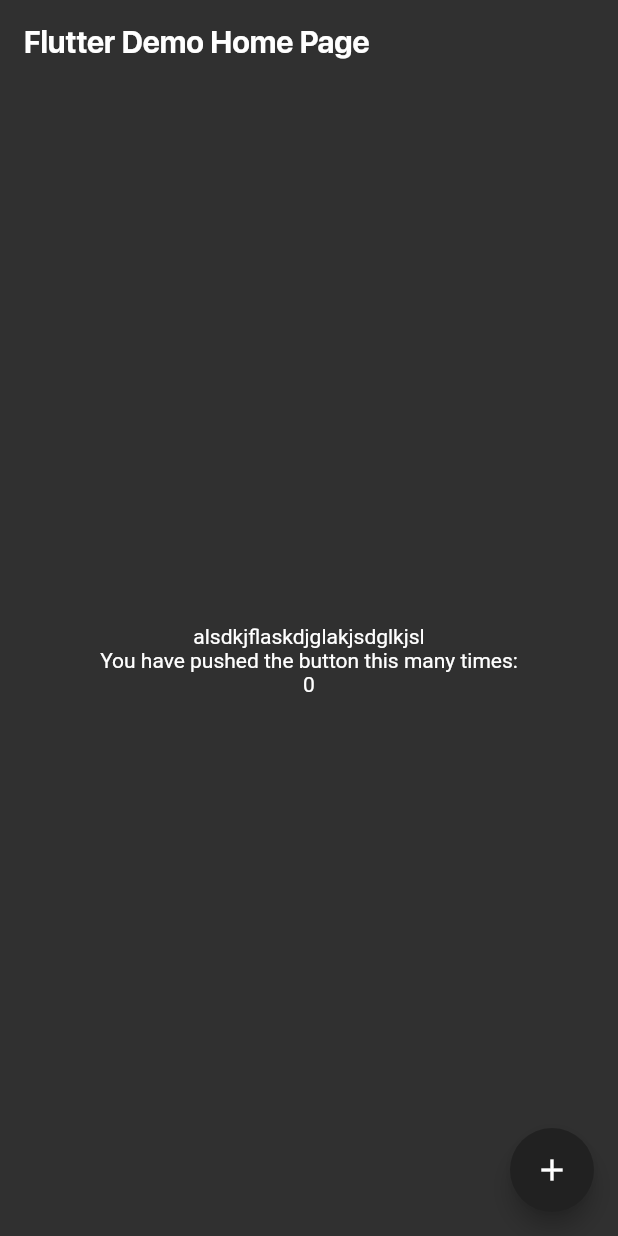
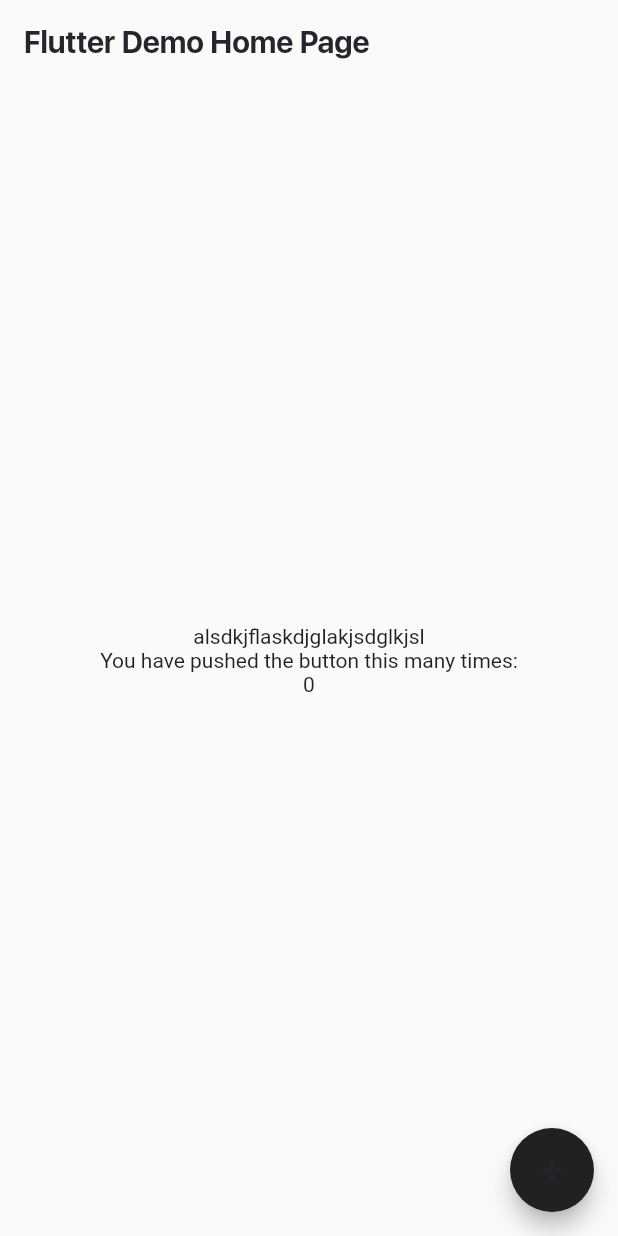
Before and after one commit to uhsmssschoolApp/mpl-app, a Flutter app: the screen it shows after launch, on a phone screen of 412 x 824 dp. Run offline on Flutter 3.47's test engine with Material 2 defaults, Android fonts, the phone set to English and light mode, and no system bars.

Commit message:
added light theme
larry u can edit now

```diff
--- a/lib/consts/consts.dart
+++ b/lib/consts/consts.dart
@@ -6,3 +6,8 @@ Color darkThemeVariant = const Color(0xFF212121);
 Color darkThemeSurface = const Color(0xFF363636);
 
 Color themeSecondary = const Color(0xFF212121);
+
+Color lightThemebg = const Color(0xFFF4F2F7);
+Color lightThemePrimary = const Color(0xFFFFFFFF);
+Color lightThemeVariant = const Color(0xFFF9F9F9);
+Color lightThemeOnSurface = const Color(0xFF27242C);
--- a/lib/main.dart
+++ b/lib/main.dart
@@ -12,8 +12,9 @@ class MyApp extends StatelessWidget {
   @override
   Widget build(BuildContext context) {
     return MaterialApp(
+      debugShowCheckedModeBanner: false,
       title: 'Flutter Demo',
-      theme: myThemes.darkTheme,
+      theme: MyThemes.lightTheme,
       home: const MyHomePage(title: 'Flutter Demo Home Page'),
     );
   }
--- a/lib/theme/themedata.dart
+++ b/lib/theme/themedata.dart
@@ -1,7 +1,7 @@
 import 'package:flutter/material.dart';
 import 'package:mpl_app/consts/consts.dart';
 
-class myThemes {
+class MyThemes {
   static final darkTheme = ThemeData(
     shadowColor: Colors.black,
     unselectedWidgetColor: Colors.grey,
@@ -30,4 +30,33 @@ class myThemes {
       ),
     ),
   );
+  static final lightTheme = ThemeData(
+    shadowColor: Colors.black,
+    unselectedWidgetColor: Colors.grey,
+    colorScheme: ColorScheme(
+      primary: lightThemePrimary,
+      primaryVariant: lightThemeVariant,
+      secondary: themeSecondary,
+      secondaryVariant: Colors.black,
+      surface: lightThemePrimary,
+      background: lightThemebg,
+      error: Colors.red,
+      onPrimary: lightThemeOnSurface,
+      onSecondary: lightThemeOnSurface,
+      onSurface: lightThemeOnSurface,
+      onBackground: Colors.black,
+      onError: Colors.white,
+      brightness: Brightness.light
+    ),
+    iconTheme: const IconThemeData(color: Colors.white),
+    appBarTheme: AppBarTheme(
+      backgroundColor: Colors.transparent,
+      elevation: 0,
+      titleTextStyle: TextStyle(
+        fontFamily: "SFBold",
+        fontSize: 20,
+        color: lightThemeOnSurface,
+      ),
+    ),
+  );
 }
```
